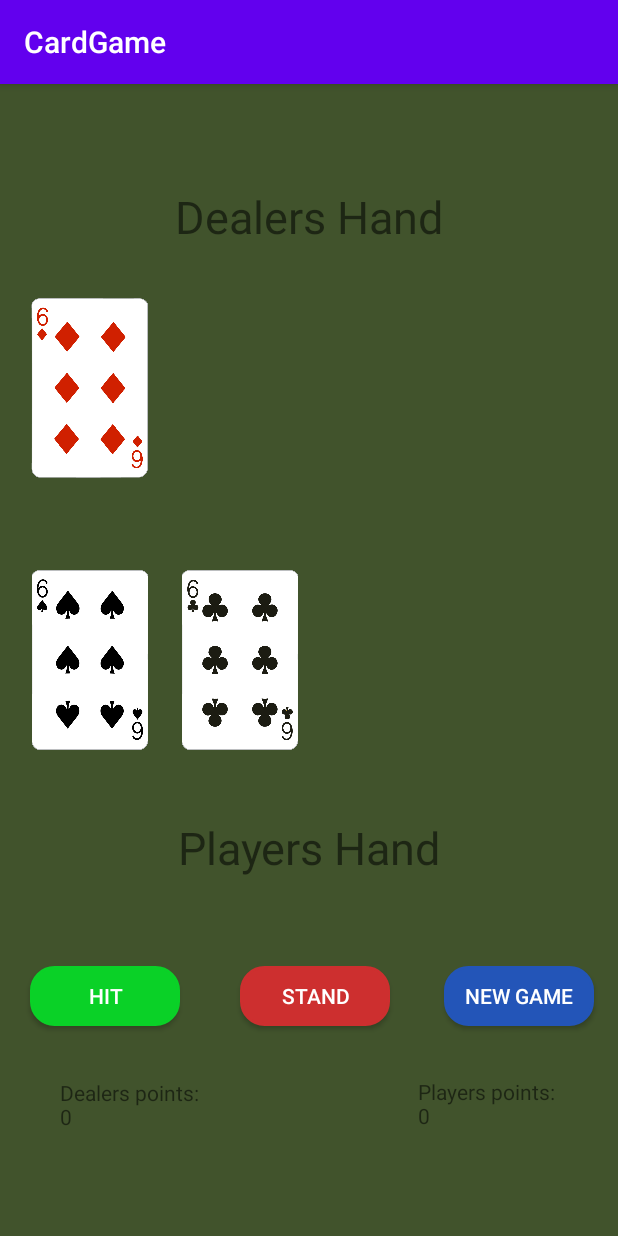
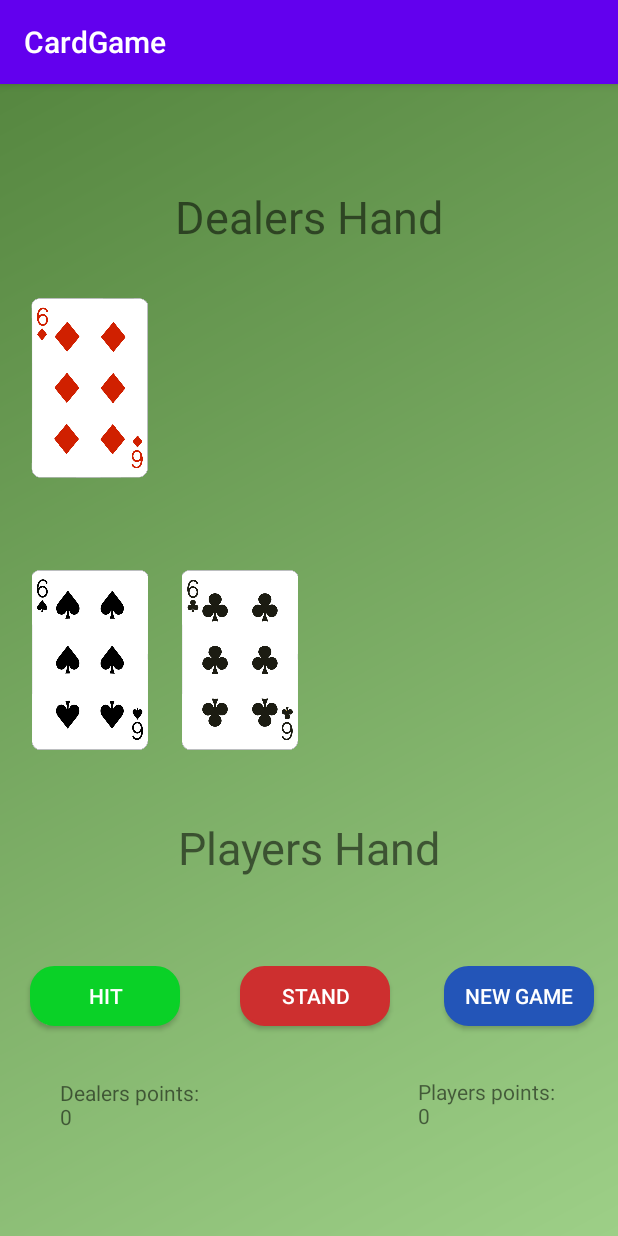
Before and after one commit to axelsode/CardGame, an Android app: the BlackJackActivity screen opened directly, with no data from a screen before it, on a phone screen of 412 x 824 dp. Run offline under Robolectric (Android 15) with nearby library versions, the phone set to English and light mode, and no system bars.

Commit message:
Add new style for background in game

```diff
--- a/app/src/main/res/drawable/button_default.xml
+++ b/app/src/main/res/drawable/button_default.xml
@@ -3,7 +3,7 @@
     android:shape="rectangle">
 
     <gradient
-        android:angle="90"
+        android:angle="45"
         android:endColor="#6ca752"
         android:startColor="#9dcf87" />
 
--- /dev/null
+++ b/app/src/main/res/drawable/game_background.xml
@@ -0,0 +1,7 @@
+<?xml version="1.0" encoding="utf-8"?>
+<shape xmlns:android="http://schemas.android.com/apk/res/android">
+    <gradient
+        android:angle="135"
+        android:endColor="#568740"
+        android:startColor="#9dcf87" />
+</shape>
--- a/app/src/main/res/layout/activity_black_jack.xml
+++ b/app/src/main/res/layout/activity_black_jack.xml
@@ -4,7 +4,7 @@
     xmlns:tools="http://schemas.android.com/tools"
     android:layout_width="match_parent"
     android:layout_height="match_parent"
-    android:background="#41532C"
+    android:background="@drawable/game_background"
     tools:context=".BlackJackActivity">
 
     <ImageView
```
